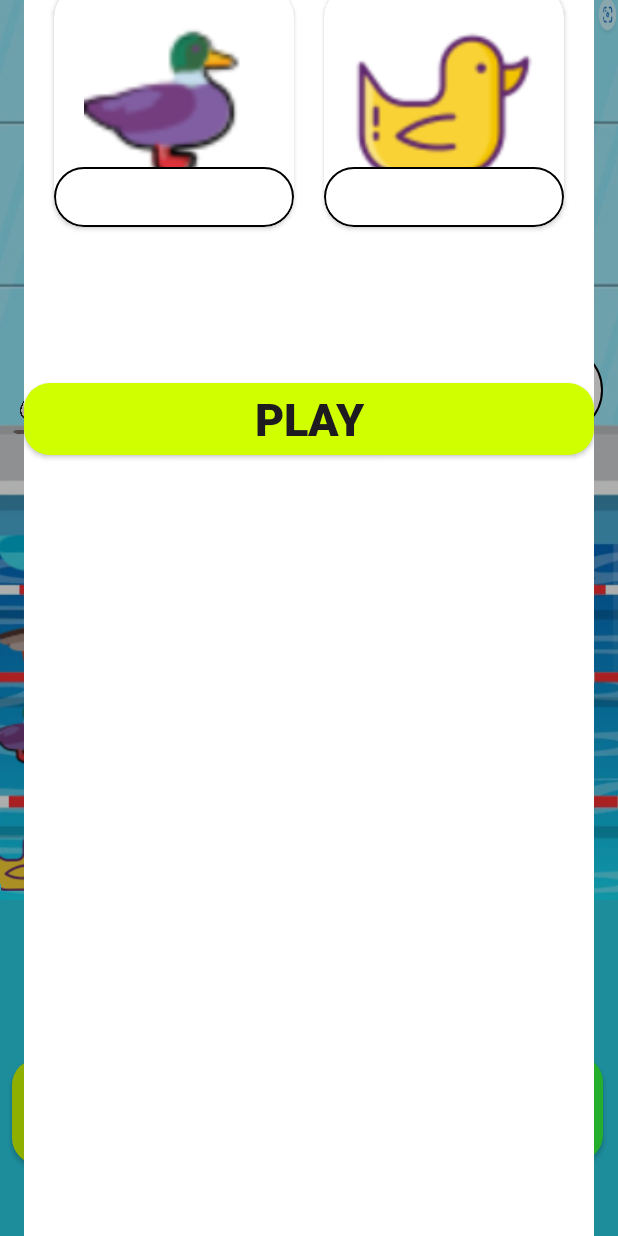
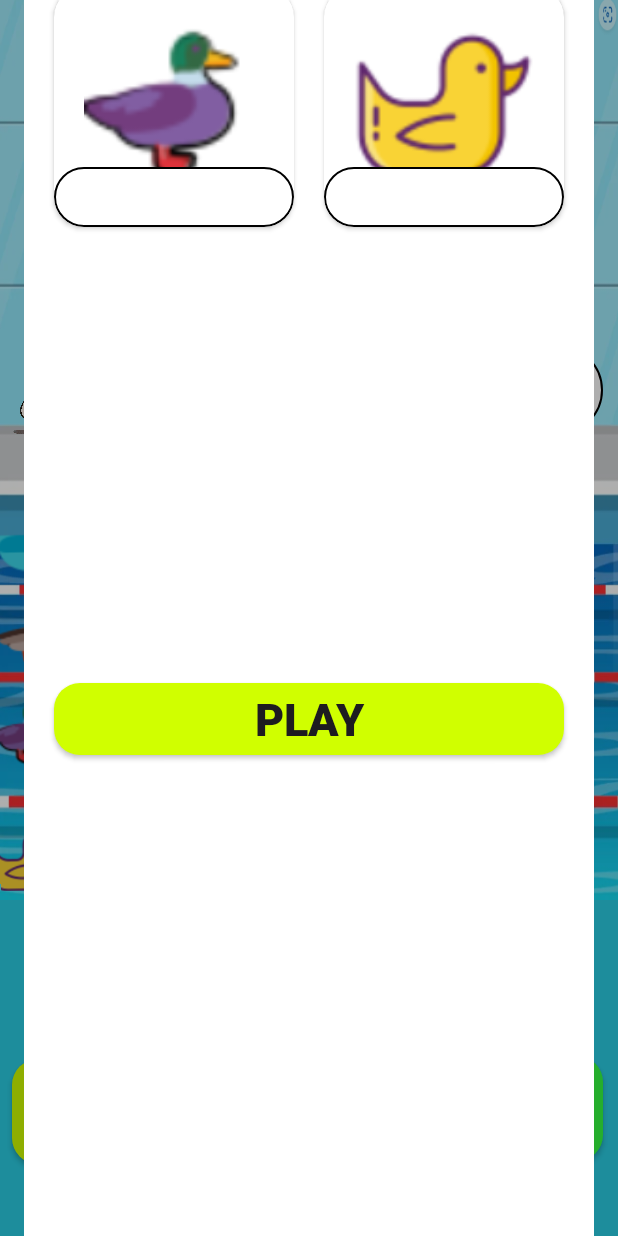
Before and after one commit to quyettc1112/QuackRunner, an Android app: the QuackRunnerActivity screen opened directly, with no data from a screen before it, after a tap on "BET", on a phone screen of 412 x 824 dp. Run offline under Robolectric (Android 15) with nearby library versions, the phone set to English and light mode, and no system bars; 1 other tap on this screen came first.

Commit message:
Update DTO

```diff
--- a/app/src/main/java/com/example/quackrunner/Activity/QuackRunnerActivity.java
+++ b/app/src/main/java/com/example/quackrunner/Activity/QuackRunnerActivity.java
@@ -77,10 +77,10 @@ public class QuackRunnerActivity extends AppCompatActivity {
         setAnimated();
         resetDuckProgress();
 
-        listDuck.add(new QuackDTO(binding.customSeekbarLine1, 0));
-        listDuck.add(new QuackDTO(binding.customSeekbarLine2, 0));
-        listDuck.add(new QuackDTO(binding.customSeekbarLine3, 0));
-        listDuck.add(new QuackDTO(binding.customSeekbarLine4, 0));
+        listDuck.add(new QuackDTO(binding.customSeekbarLine1, 0, R.drawable.ic_duck_1));
+        listDuck.add(new QuackDTO(binding.customSeekbarLine2, 0, R.drawable.ic_duck_2));
+        listDuck.add(new QuackDTO(binding.customSeekbarLine3, 0, R.drawable.ic_duck_3));
+        listDuck.add(new QuackDTO(binding.customSeekbarLine4, 0, R.drawable.ic_duck_4));
 
         // show Custom Dialog Event
         binding.btnBetDuck.setOnClickListener(new View.OnClickListener() {
@@ -144,7 +144,6 @@ public class QuackRunnerActivity extends AppCompatActivity {
 
     }
 
-    int currentProgress = 0;
 
     public static int randomNextInt(int min, int max) {
         Random random = new Random();
@@ -176,6 +175,10 @@ public class QuackRunnerActivity extends AppCompatActivity {
         Toast.makeText(QuackRunnerActivity.this,
                 (winnerMoney > 0) ? "YOU WIN " + totalMoney : "YOU LOSE",
                 Toast.LENGTH_SHORT).show();
+
+
+
+
     }
     private Runnable increaseRunnable = new Runnable() {
         @Override
@@ -284,7 +287,6 @@ public class QuackRunnerActivity extends AppCompatActivity {
     }
 
     private void handleResetOnClick() {
-
         for (QuackDTO quackDTO : listDuck) {
             quackDTO.seekBar.setProgress(0);
             quackDTO.bet = 0;
@@ -293,7 +295,6 @@ public class QuackRunnerActivity extends AppCompatActivity {
     }
 
     private void resetDuckProgress() {
-
         binding.btnReset.setOnClickListener(new View.OnClickListener() {
             @Override
             public void onClick(View v) {
--- a/app/src/main/java/com/example/quackrunner/Model/QuackDTO.java
+++ b/app/src/main/java/com/example/quackrunner/Model/QuackDTO.java
@@ -5,6 +5,8 @@ import android.widget.SeekBar;
 public class QuackDTO {
     public SeekBar seekBar;
     public int bet;
+
+    public int image;
 
     public boolean isWinner = false;
 
@@ -16,4 +18,10 @@ public class QuackDTO {
         this.seekBar = seekBar;
         this.bet = bet;
     }
+
+    public QuackDTO(SeekBar seekBar, int bet, int image) {
+        this.seekBar = seekBar;
+        this.bet = bet;
+        this.image = image;
+    }
 }
--- a/app/src/main/res/layout/dialog_bet.xml
+++ b/app/src/main/res/layout/dialog_bet.xml
@@ -123,7 +123,9 @@
         android:id="@+id/btn_play"
         android:layout_width="match_parent"
         android:layout_height="wrap_content"
-        android:layout_marginBottom="250dp"
+        android:layout_marginBottom="50dp"
+        android:layout_marginStart="20dp"
+        android:layout_marginEnd="20dp"
         android:background="@drawable/background_button_bet"
         android:text="PLAY"
         android:textSize="30dp"
```
